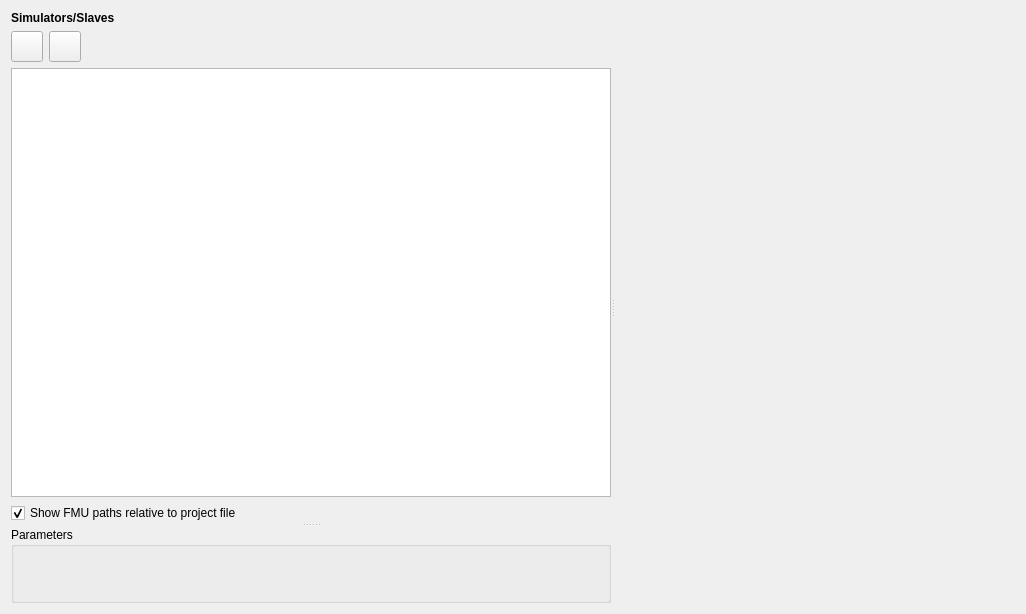
First picture: the form in MasterSimulatorUI/src/MSIMViewSlaves.ui, repository ghorwin/MasterSim, before the edit.
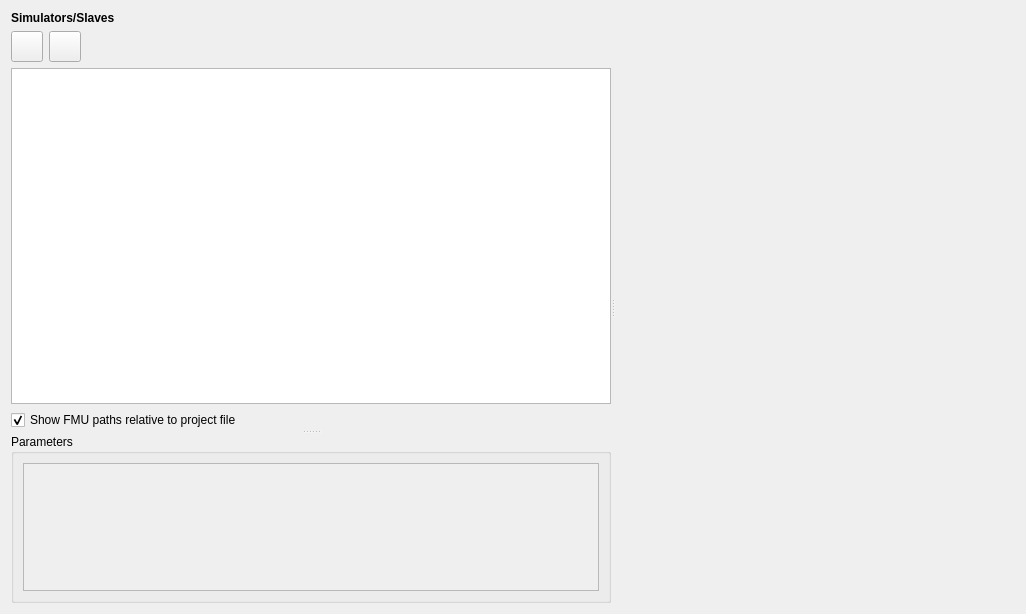
Second picture: the form after the edit. Icons and pictures are not drawn. Custom widgets are drawn as their Qt base class.

Patch:
```diff
--- a/MasterSimulatorUI/src/MSIMViewSlaves.ui
+++ b/MasterSimulatorUI/src/MSIMViewSlaves.ui
@@ -123,6 +123,21 @@
           <property name="title">
            <string>Parameters</string>
           </property>
+          <layout class="QVBoxLayout" name="verticalLayout_4">
+           <item>
+            <widget class="QScrollArea" name="scrollArea">
+             <property name="widgetResizable">
+              <bool>true</bool>
+             </property>
+             <widget class="QWidget" name="scrollAreaWidgetContents">
+              <property name="geometry">
+               <rect>
+                <x>0</x>
+                <y>0</y>
+                <width>574</width>
+                <height>68</height>
+               </rect>
+              </property>
           <layout class="QVBoxLayout" name="verticalLayout_3">
            <item>
             <widget class="MSIMSlavePropertyWidget" name="widgetProperties" native="true">
@@ -132,6 +147,10 @@
                <verstretch>0</verstretch>
               </sizepolicy>
              </property>
+                </widget>
+               </item>
+              </layout>
+             </widget>
             </widget>
            </item>
           </layout>
```
Lines whose indentation alone changed are shown as unchanged.
